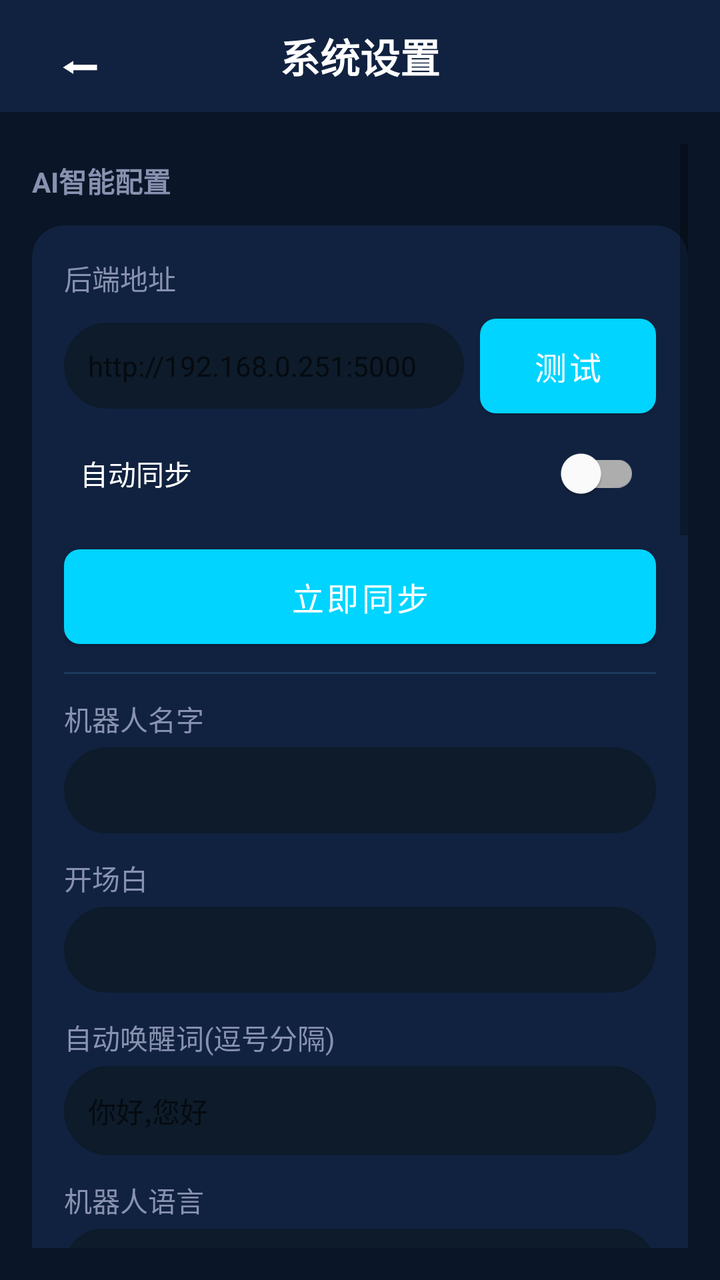
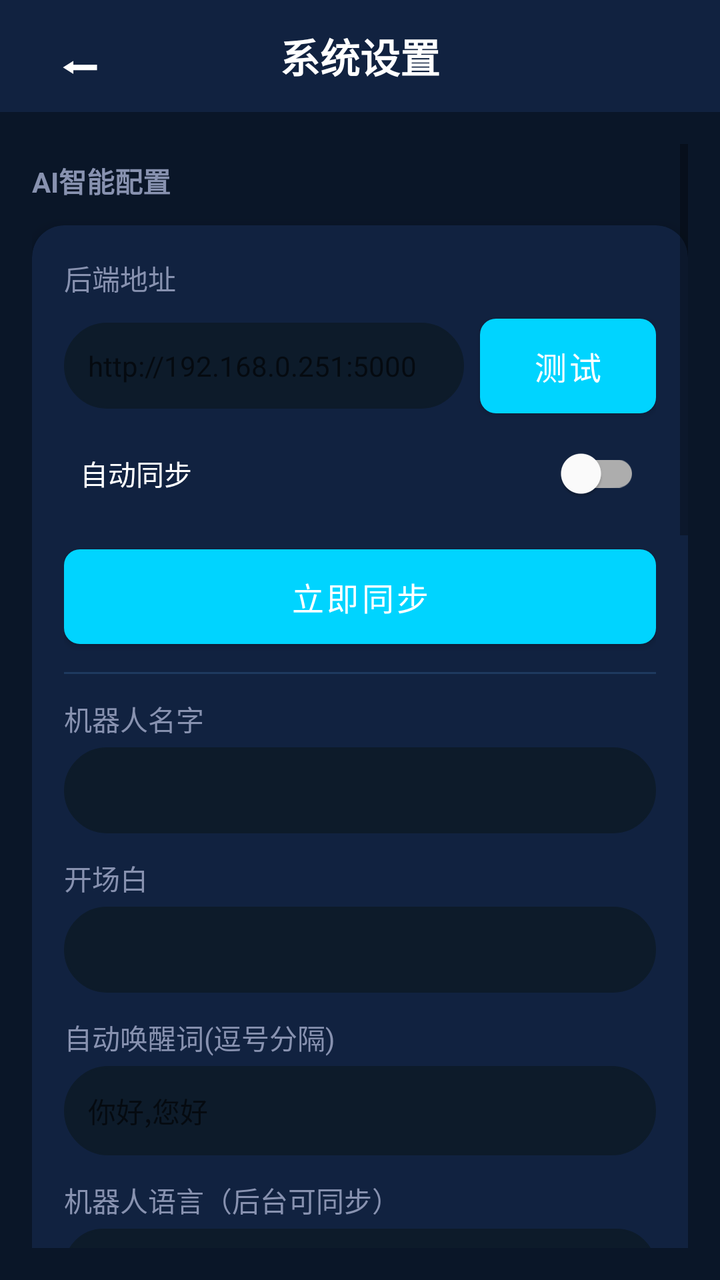

Two renders of the same Android screen: before a commit and after it. Below are the layout's source before the change and the commit's diff.
<!-- AndroidManifest.xml: application theme Theme.RobotGuide -->
<!-- res/layout/activity_settings.xml -->
<?xml version="1.0" encoding="utf-8"?>
<LinearLayout xmlns:android="http://schemas.android.com/apk/res/android"
    xmlns:app="http://schemas.android.com/apk/res-auto"
    android:layout_width="match_parent"
    android:layout_height="match_parent"
    android:orientation="vertical"
    android:background="@color/bg_dark">

    
    <LinearLayout
        android:id="@+id/topBar"
        android:layout_width="match_parent"
        android:layout_height="56dp"
        android:orientation="horizontal"
        android:gravity="center_vertical"
        android:paddingStart="16dp"
        android:paddingEnd="16dp"
        android:background="@color/bg_card">

        <TextView
            android:id="@+id/btnBack"
            android:layout_width="48dp"
            android:layout_height="48dp"
            android:gravity="center"
            android:text="⬅"
            android:textColor="@color/text_primary"
            android:textSize="26sp"
            android:contentDescription="@string/back" />

        <TextView
            android:layout_width="0dp"
            android:layout_height="wrap_content"
            android:layout_weight="1"
            android:gravity="center"
            android:text="@string/settings_title"
            android:textColor="@color/text_primary"
            android:textSize="20sp"
            android:textStyle="bold" />

        
        <View
            android:layout_width="48dp"
            android:layout_height="48dp" />

    </LinearLayout>

    <ScrollView
        android:layout_width="match_parent"
        android:layout_height="0dp"
        android:layout_weight="1"
        android:padding="16dp">

        <LinearLayout
            android:layout_width="match_parent"
            android:layout_height="wrap_content"
            android:orientation="vertical">

            
            <TextView
                android:layout_width="match_parent"
                android:layout_height="wrap_content"
                android:text="@string/settings_ai_title"
                android:textColor="@color/text_secondary"
                android:textSize="14sp"
                android:textStyle="bold"
                android:paddingTop="8dp"
                android:paddingBottom="12dp" />

            <com.google.android.material.card.MaterialCardView
                style="@style/CardStyle"
                android:layout_width="match_parent"
                android:layout_height="wrap_content"
                android:layout_marginBottom="24dp">

                <LinearLayout
                    android:layout_width="match_parent"
                    android:layout_height="wrap_content"
                    android:orientation="vertical">

                    
                    <TextView
                        android:layout_width="match_parent"
                        android:layout_height="wrap_content"
                        android:text="后端地址"
                        android:textColor="@color/text_secondary"
                        android:textSize="14sp" />

                    <LinearLayout
                        android:layout_width="match_parent"
                        android:layout_height="wrap_content"
                        android:orientation="horizontal"
                        android:gravity="center_vertical"
                        android:layout_marginTop="4dp">

                        <EditText
                            android:id="@+id/etBackendUrl"
                            android:layout_width="0dp"
                            android:layout_weight="1"
                            android:layout_height="wrap_content"
                            android:background="@drawable/bg_input_field"
                            android:backgroundTint="@color/bg_input"
                            android:textColor="@color/text_primary"
                            android:padding="12dp"
                            android:textSize="14sp"
                            android:hint="http://192.168.0.251:5000" />

                        <com.google.android.material.button.MaterialButton
                            android:id="@+id/btnTestBackend"
                            style="@style/ButtonPrimary"
                            android:layout_width="wrap_content"
                            android:layout_height="wrap_content"
                            android:layout_marginStart="8dp"
                            android:text="测试" />
                    </LinearLayout>

                    
                    <com.google.android.material.switchmaterial.SwitchMaterial
                        android:id="@+id/swSyncEnabled"
                        android:layout_width="match_parent"
                        android:layout_height="wrap_content"
                        android:text="自动同步"
                        android:textColor="@color/text_primary"
                        android:padding="8dp" />

                    
                    <com.google.android.material.button.MaterialButton
                        android:id="@+id/btnSyncNow"
                        style="@style/ButtonPrimary"
                        android:layout_width="match_parent"
                        android:layout_height="wrap_content"
                        android:layout_marginTop="8dp"
                        android:text="立即同步" />

                    <View
                        android:layout_width="match_parent"
                        android:layout_height="1dp"
                        android:layout_marginTop="8dp"
                        android:background="@color/divider" />

                    
                    <TextView
                        android:layout_width="match_parent"
                        android:layout_height="wrap_content"
                        android:text="机器人名字"
                        android:textColor="@color/text_secondary"
                        android:textSize="14sp"
                        android:paddingTop="12dp" />

                    <EditText
                        android:id="@+id/etRobotName"
                        android:layout_width="match_parent"
                        android:layout_height="wrap_content"
                        android:layout_marginTop="4dp"
                        android:background="@drawable/bg_input_field"
                        android:backgroundTint="@color/bg_input"
                        android:textColor="@color/text_primary"
                        android:padding="12dp"
                        android:textSize="14sp" />

                    
                    <TextView
                        android:layout_width="match_parent"
                        android:layout_height="wrap_content"
                        android:text="开场白"
                        android:textColor="@color/text_secondary"
                        android:textSize="14sp"
                        android:paddingTop="12dp" />

                    <EditText
                        android:id="@+id/etGreeting"
                        android:layout_width="match_parent"
                        android:layout_height="wrap_content"
                        android:layout_marginTop="4dp"
                        android:background="@drawable/bg_input_field"
                        android:backgroundTint="@color/bg_input"
                        android:textColor="@color/text_primary"
                        android:padding="12dp"
                        android:textSize="14sp" />

                    
                    <TextView
                        android:layout_width="match_parent"
                        android:layout_height="wrap_content"
                        android:text="自动唤醒词(逗号分隔)"
                        android:textColor="@color/text_secondary"
                        android:textSize="14sp"
                        android:paddingTop="12dp" />

                    <EditText
                        android:id="@+id/etAutoWakeWords"
                        android:layout_width="match_parent"
                        android:layout_height="wrap_content"
                        android:layout_marginTop="4dp"
                        android:background="@drawable/bg_input_field"
                        android:backgroundTint="@color/bg_input"
                        android:textColor="@color/text_primary"
                        android:padding="12dp"
                        android:textSize="14sp"
                        android:hint="你好,您好" />

                    
                    <TextView
                        android:layout_width="match_parent"
                        android:layout_height="wrap_content"
                        android:text="机器人语言"
                        android:textColor="@color/text_secondary"
                        android:textSize="14sp"
                        android:paddingTop="12dp" />

                    <Spinner
                        android:id="@+id/spnLanguage"
                        android:layout_width="match_parent"
                        android:layout_height="wrap_content"
                        android:layout_marginTop="4dp"
                        android:background="@drawable/bg_input_field"
                        android:backgroundTint="@color/bg_input"
                        android:padding="8dp"
                        android:entries="@array/language_entries" />

                    
                    <com.google.android.material.switchmaterial.SwitchMaterial
                        android:id="@+id/swPersonDetection"
                        android:layout_width="match_parent"
                        android:layout_height="wrap_content"
                        android:text="人体检测自动问候"
                        android:textColor="@color/text_primary"
                        android:paddingTop="12dp" />

                    
                    <TextView
                        android:layout_width="match_parent"
                        android:layout_height="wrap_content"
                        android:text="对话音量调节"
                        android:textColor="@color/text_secondary"
                        android:textSize="14sp"
                        android:paddingTop="16dp" />

                    <SeekBar
                        android:id="@+id/sbTtsVolume"
                        android:layout_width="match_parent"
                        android:layout_height="wrap_content"
                        android:max="100"
                        android:progress="80"
                        android:progressTint="@color/colorPrimary" />

                    <LinearLayout
                        android:layout_width="match_parent"
                        android:layout_height="wrap_content"
                        android:orientation="horizontal"
                        android:gravity="center_vertical">

                        <TextView
                            android:layout_width="wrap_content"
                            android:layout_height="wrap_content"
                            android:text="🔊 静音"
                            android:textColor="@color/text_hint"
                            android:textSize="12sp" />

                        <TextView
                            android:id="@+id/tvTtsVolumeValue"
                            android:layout_width="0dp"
                            android:layout_height="wrap_content"
                            android:layout_weight="1"
                            android:gravity="center"
                            android:textColor="@color/colorAccent"
                            android:textSize="16sp"
                            android:text="80%" />

                        <TextView
                            android:layout_width="wrap_content"
                            android:layout_height="wrap_content"
                            android:text="🔊 最大"
                            android:textColor="@color/text_hint"
                            android:textSize="12sp" />

                    </LinearLayout>

                    
                    <TextView
                        android:layout_width="match_parent"
                        android:layout_height="wrap_content"
                        android:text="空闲超时(分钟)"
                        android:textColor="@color/text_secondary"
                        android:textSize="14sp"
                        android:paddingTop="12dp" />

                    <EditText
                        android:id="@+id/etIdleTimeout"
                        android:layout_width="match_parent"
                        android:layout_height="wrap_content"
                        android:layout_marginTop="4dp"
                        android:background="@drawable/bg_input_field"
                        android:backgroundTint="@color/bg_input"
                        android:textColor="@color/text_primary"
                        android:padding="12dp"
                        android:textSize="14sp"
                        android:inputType="number" />

                    <View
                        android:layout_width="match_parent"
                        android:layout_height="1dp"
                        android:layout_marginTop="16dp"
                        android:background="@color/divider" />

                    
                    <com.google.android.material.switchmaterial.SwitchMaterial
                        android:id="@+id/swUseAI"
                        android:layout_width="match_parent"
                        android:layout_height="wrap_content"
                        android:text="@string/settings_ai_use"
                        android:textColor="@color/text_primary"
                        android:textSize="16sp"
                        android:padding="8dp" />

                    <View
                        android:layout_width="match_parent"
                        android:layout_height="1dp"
                        android:background="@color/divider" />

                    
                    <TextView
                        android:layout_width="match_parent"
                        android:layout_height="wrap_content"
                        android:text="@string/settings_ai_api_key"
                        android:textColor="@color/text_secondary"
                        android:textSize="14sp"
                        android:paddingTop="12dp" />

                    <EditText
                        android:id="@+id/etApiKey"
                        android:layout_width="match_parent"
                        android:layout_height="wrap_content"
                        android:layout_marginTop="4dp"
                        android:background="@drawable/bg_input_field"
                        android:backgroundTint="@color/bg_input"
                        android:textColor="@color/text_primary"
                        android:padding="12dp"
                        android:textSize="14sp"
                        android:inputType="textPassword"
                        android:hint="在此粘贴豆包API Key" />

                    
                    <TextView
                        android:layout_width="match_parent"
                        android:layout_height="wrap_content"
                        android:text="@string/settings_ai_model"
                        android:textColor="@color/text_secondary"
                        android:textSize="14sp"
                        android:paddingTop="16dp" />

                    <EditText
                        android:id="@+id/etModelId"
                        android:layout_width="match_parent"
                        android:layout_height="wrap_content"
                        android:layout_marginTop="4dp"
                        android:background="@drawable/bg_input_field"
                        android:backgroundTint="@color/bg_input"
                        android:textColor="@color/text_primary"
                        android:padding="12dp"
                        android:textSize="14sp"
                        android:hint="例如: doubao-pro-32k" />

                    
                    <TextView
                        android:layout_width="match_parent"
                        android:layout_height="wrap_content"
                        android:text="@string/settings_ai_system_prompt"
                        android:textColor="@color/text_secondary"
                        android:textSize="14sp"
                        android:paddingTop="16dp" />

                    <EditText
                        android:id="@+id/etSystemPrompt"
                        android:layout_width="match_parent"
                        android:layout_height="wrap_content"
                        android:layout_marginTop="4dp"
                        android:background="@drawable/bg_input_field"
                        android:backgroundTint="@color/bg_input"
                        android:textColor="@color/text_primary"
                        android:padding="12dp"
                        android:textSize="14sp"
                        android:inputType="textMultiLine"
                        android:lines="3"
                        android:gravity="top"
                        android:hint="定义机器人身份和行为..." />

                    
                    <TextView
                        android:layout_width="match_parent"
                        android:layout_height="wrap_content"
                        android:text="@string/settings_match_threshold"
                        android:textColor="@color/text_secondary"
                        android:textSize="14sp"
                        android:paddingTop="16dp" />

                    <SeekBar
                        android:id="@+id/sbThreshold"
                        android:layout_width="match_parent"
                        android:layout_height="wrap_content"
                        android:max="100"
                        android:progress="70"
                        android:progressTint="@color/colorPrimary" />

                    <TextView
                        android:id="@+id/tvThresholdValue"
                        android:layout_width="match_parent"
                        android:layout_height="wrap_content"
                        android:gravity="center"
                        android:textColor="@color/colorAccent"
                        android:textSize="16sp"
                        android:text="70" />

                </LinearLayout>

            </com.google.android.material.card.MaterialCardView>

            
            <TextView
                android:layout_width="match_parent"
                android:layout_height="wrap_content"
                android:text="@string/settings_qa_title"
                android:textColor="@color/text_secondary"
                android:textSize="14sp"
                android:textStyle="bold"
                android:paddingTop="8dp"
                android:paddingBottom="12dp" />

            <LinearLayout
                android:layout_width="match_parent"
                android:layout_height="wrap_content"
                android:orientation="vertical"
                android:background="@drawable/bg_card"
                android:padding="16dp"
                android:layout_marginBottom="24dp">

                <com.google.android.material.button.MaterialButton
                    android:id="@+id/btnManageQA"
                    style="@style/ButtonPrimary"
                    android:layout_width="match_parent"
                    android:layout_height="wrap_content"
                    android:text="@string/settings_qa_manage" />

                <com.google.android.material.button.MaterialButton
                    android:id="@+id/btnImportQA"
                    android:layout_width="match_parent"
                    android:layout_height="wrap_content"
                    android:layout_marginTop="8dp"
                    android:backgroundTint="@color/bg_input"
                    android:textColor="@color/text_primary"
                    android:text="@string/settings_qa_import" />

                <com.google.android.material.button.MaterialButton
                    android:id="@+id/btnExportQA"
                    android:layout_width="match_parent"
                    android:layout_height="wrap_content"
                    android:layout_marginTop="8dp"
                    android:backgroundTint="@color/bg_input"
                    android:textColor="@color/text_primary"
                    android:text="@string/settings_qa_export" />

                <com.google.android.material.button.MaterialButton
                    android:id="@+id/btnClearQA"
                    android:layout_width="match_parent"
                    android:layout_height="wrap_content"
                    android:layout_marginTop="8dp"
                    android:backgroundTint="@color/error"
                    android:textColor="@color/text_primary"
                    android:text="@string/settings_qa_clear" />

            </LinearLayout>

            
            <com.google.android.material.button.MaterialButton
                android:id="@+id/btnSave"
                style="@style/ButtonPrimary"
                android:layout_width="match_parent"
                android:layout_height="56dp"
                android:text="@string/save"
                android:textSize="18sp" />

        </LinearLayout>

    </ScrollView>

</LinearLayout>
<!-- resources referenced by this layout -->
<resources>
  <string-array name="language_entries">
          <item>普通话 (zh-CN)</item>
          <item>粤语 (yue-HK)</item>
          <item>英语 (en-US)</item>
      </string-array>
  <color name="bg_card">#112240</color>
  <color name="bg_dark">#0A1628</color>
  <color name="bg_input">#0D1B2A</color>
  <color name="colorAccent">#00D4FF</color>
  <color name="colorPrimary">#00D4FF</color>
  <color name="divider">#1E3A5F</color>
  <color name="error">#EF4444</color>
  <color name="text_hint">#4A5568</color>
  <color name="text_primary">#FFFFFF</color>
  <color name="text_secondary">#8892B0</color>
  <!-- drawable bg_card (drawable) -->
  <?xml version="1.0" encoding="utf-8"?>
  <shape xmlns:android="http://schemas.android.com/apk/res/android"
      android:shape="rectangle">
      <solid android:color="@color/bg_card" />
      <corners android:radius="12dp" />
  </shape>
  <!-- drawable bg_input_field (drawable) -->
  <?xml version="1.0" encoding="utf-8"?>
  <shape xmlns:android="http://schemas.android.com/apk/res/android"
      android:shape="rectangle">
      <solid android:color="@color/bg_input" />
      <corners android:radius="28dp" />
      <stroke
          android:width="1dp"
          android:color="#1E3A5F" />
  </shape>
  <string name="back">返回</string>
  <string name="save">保存</string>
  <string name="settings_ai_api_key">豆包API Key</string>
  <string name="settings_ai_model">模型ID</string>
  <string name="settings_ai_system_prompt">系统提示词</string>
  <string name="settings_ai_title">AI智能配置</string>
  <string name="settings_ai_use">启用AI辅助</string>
  <string name="settings_match_threshold">匹配阈值(0-100)</string>
  <string name="settings_qa_clear">清空问答库</string>
  <string name="settings_qa_export">导出问答库</string>
  <string name="settings_qa_import">导入问答库(JSON)</string>
  <string name="settings_qa_manage">管理固定问答库</string>
  <string name="settings_qa_title">问答库</string>
  <string name="settings_title">系统设置</string>
  <style name="ButtonPrimary" parent="Widget.MaterialComponents.Button">
          <item name="backgroundTint">@color/colorPrimary</item>
          <item name="android:textColor">@color/text_primary</item>
          <item name="cornerRadius">8dp</item>
          <item name="android:textSize">16sp</item>
          <item name="android:padding">12dp</item>
      </style>
  <style name="CardStyle" parent="Widget.MaterialComponents.CardView">
          <item name="cardBackgroundColor">@color/bg_card</item>
          <item name="cardCornerRadius">16dp</item>
          <item name="cardElevation">4dp</item>
          <item name="contentPadding">16dp</item>
      </style>
  <style name="Theme.RobotGuide" parent="Theme.MaterialComponents.DayNight.NoActionBar">
          <item name="colorPrimary">@color/colorPrimary</item>
          <item name="colorPrimaryDark">@color/colorPrimaryDark</item>
          <item name="colorAccent">@color/colorAccent</item>
          <item name="android:windowBackground">@color/bg_dark</item>
          <item name="android:statusBarColor">@color/bg_dark</item>
          <item name="android:navigationBarColor">@color/bg_dark</item>
          <item name="android:windowLightStatusBar">false</item>
          <item name="android:windowLightNavigationBar">false</item>
          <item name="android:windowNoTitle">true</item>
          <item name="android:windowActionBar">false</item>
          <item name="android:windowFullscreen">true</item>
          <item name="android:windowContentOverlay">@null</item>
      </style>
  <color name="colorPrimaryDark">#0099CC</color>
</resources>

<!-- the commit's change to res/layout/activity_settings.xml (unified diff, before → after) -->
@@ -202,7 +202,7 @@
                     <TextView
                         android:layout_width="match_parent"
                         android:layout_height="wrap_content"
-                        android:text="机器人语言"
+                        android:text="机器人语言（后台可同步）"
                         android:textColor="@color/text_secondary"
                         android:textSize="14sp"
                         android:paddingTop="12dp" />
<!-- resource entries referenced after the edit -->
@@ -1,9 +1,9 @@
 <!-- resources referenced by this layout -->
 <resources>
   <string-array name="language_entries">
-          <item>普通话 (zh-CN)</item>
-          <item>粤语 (yue-HK)</item>
-          <item>英语 (en-US)</item>
+          <item>🇨🇳 普通话 (zh-CN)</item>
+          <item>🇭🇰 粤语 (yue-HK)</item>
+          <item>🇬🇧 英语 (en-US)</item>
       </string-array>
   <color name="bg_card">#112240</color>
   <color name="bg_dark">#0A1628</color>
